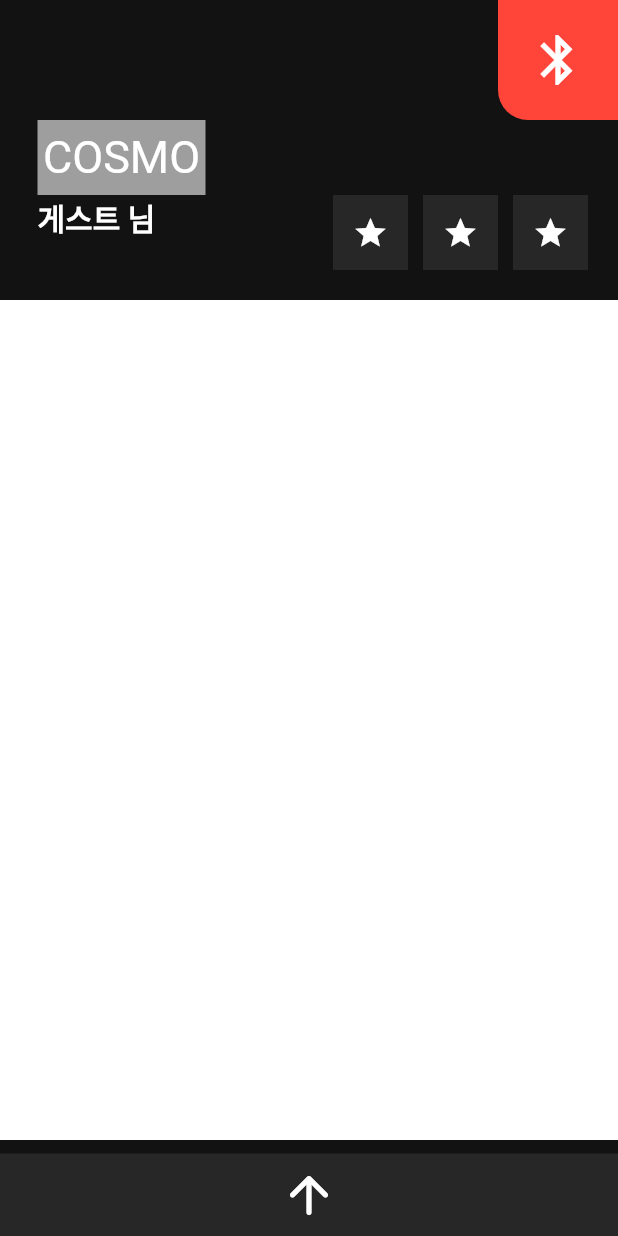
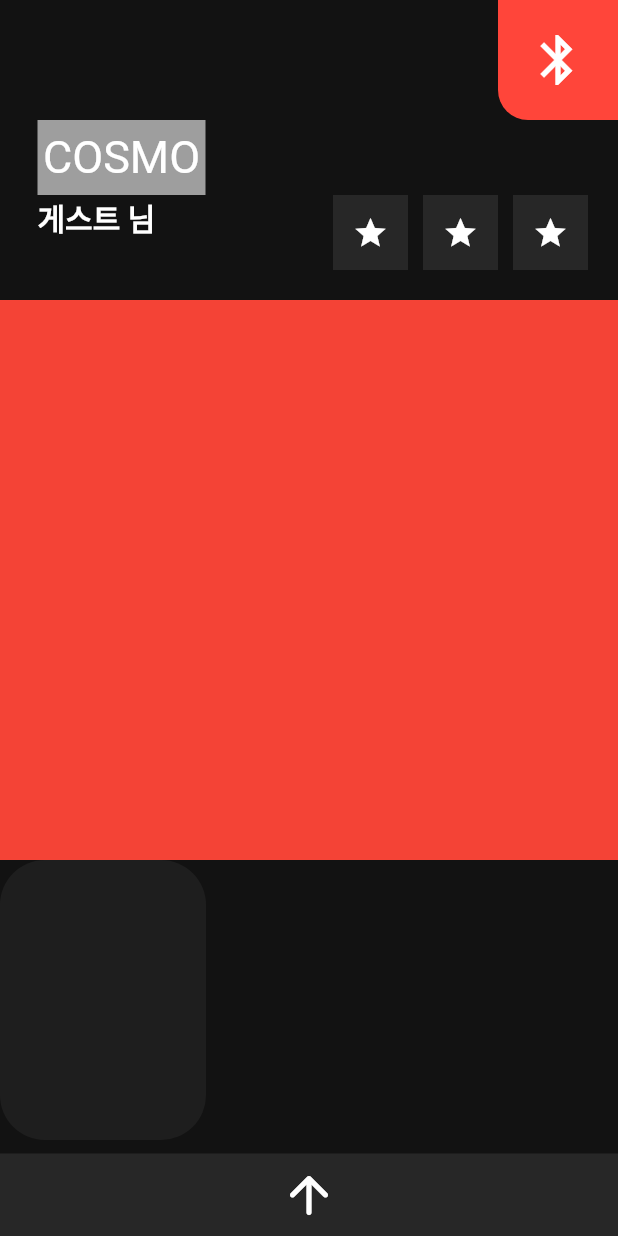
Before and after one commit to redhotsixbull/fiveinch-remote-app, a Flutter app: the screen it shows after launch, on a phone screen of 412 x 824 dp. Run offline on Flutter 3.47's test engine with Material 2 defaults, Android fonts, the phone set to English and light mode, and no system bars; our stand-ins replace flutter_svg, local_auth; missing offline and left inert: pattern_lock.

Commit message:
add svg image and make easy mode button theme

```diff
--- a/lib/main_page.dart
+++ b/lib/main_page.dart
@@ -1,4 +1,5 @@
 //import 'package:flutter/cupertino.dart';
+import 'package:five_inch_remote_app/theme/button_design.dart';
 import 'package:flutter/material.dart';
 import 'package:flutter_svg/flutter_svg.dart';
 
@@ -9,6 +10,7 @@ class MainPage extends StatefulWidget {
 
 class _MainPageState extends State<MainPage> {
   bool isBasic = false;
+
   @override
   Widget build(BuildContext context) {
     double widthV = MediaQuery.of(context).size.width;
@@ -27,13 +29,13 @@ class _MainPageState extends State<MainPage> {
               SizedBox(
                 height: 20,
               ),
-              isBasic?mainSector(heightV):easyMode(heightV),
+              isBasic ? mainSector(heightV) : easyMode(heightV),
             ],
           ),
         ),
       ),
       floatingActionButton: InkWell(
-        onTap: (){
+        onTap: () {
           setState(() {
             isBasic = !isBasic;
           });
@@ -156,11 +158,37 @@ class _MainPageState extends State<MainPage> {
 
   Widget easyMode(double heightV) {
     return Container(
-      width: double.infinity,
-      height: heightV - 264,
-      color: Colors.white,
-      child: Text("123"),
-    );
+        width: double.infinity,
+        height: heightV - 264,
+        child: Column(
+          children: [
+            Container(
+              width: double.infinity,
+              height: (heightV - 264) * 2 / 3,
+              color: Colors.red,
+            ),
+            Container(
+              width: double.infinity,
+              height: (heightV - 264) / 3,
+              child: Row(
+                children: [
+                  Expanded(flex: 1, child: Container(
+                    decoration: buttonDesign.easyModeButtonDesign(),
+                    child: Center(
+                      child: Column(
+                        children: [
+
+                        ],
+                      ),
+                    ),
+                  )),
+                  Expanded(flex: 1, child: Container()),
+                  Expanded(flex: 1, child: Container()),
+                ],
+              ),
+            ),
+          ],
+        ));
   }
 
   Widget _categoryList() {
--- a/lib/theme/button_design.dart
+++ b/lib/theme/button_design.dart
@@ -7,5 +7,14 @@ class ButtonDesign{
      color: color,
    );
   }
+
+  easyModeButtonDesign(){
+    return BoxDecoration(
+      color: Color(0xFF1e1e1e),
+      borderRadius: BorderRadius.all(
+        Radius.circular(30.0),
+      ),
+    );
+  }
 }
 final buttonDesign = ButtonDesign();
```
Also changed, not shown: images/ico_bodyangle_up.svg (added), images/ico_pause.svg (added), images/ico_weightlessness.svg (added), pubspec.lock.
